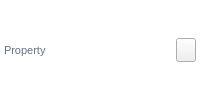
This is styleeditor/panels/stylepropertyrow.ui in daonvshu/qt-animated-widgets as Qt 5 draws it before an edit. The edited form follows.
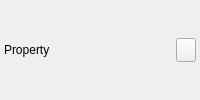
This is the edited form. Icons and pictures are not drawn. Custom widgets are drawn as their Qt base class.

Commit message: feat: add light and dark editor themes

```diff
--- a/styleeditor/panels/stylepropertyrow.ui
+++ b/styleeditor/panels/stylepropertyrow.ui
@@ -2,32 +2,64 @@
 <ui version="4.0">
  <class>StylePropertyRow</class>
  <widget class="QWidget" name="StylePropertyRow">
-  <property name="styleSheet"><string notr="true">QWidget#StylePropertyRow { background: transparent; }
-QLabel#nameLabel { color: #657084; font-size: 11px; background: transparent; }
-QLabel#nameLabel:disabled { color: #a8b1bf; }
-animatedwidgets--LineEdit[compactPropertyEditor="true"], animatedwidgets--ComboBox[compactPropertyEditor="true"] {
-    min-height: 22px; max-height: 24px; min-width: 0px; font-size: 11px;
-    qproperty-cornerRadius: 4; qproperty-contentPadding: 5;
+  <property name="editorControl" stdset="0"><bool>true</bool></property>
+  <property name="styleSheet">
+   <string notr="true">QWidget#StylePropertyRow[editorControl=&quot;true&quot;] {
+    background: transparent;
 }
-animatedwidgets--LineEdit[compactPropertyEditor="true"] { background: transparent; border: none; qproperty-borderVisible: true; }
-animatedwidgets--SpinBox[compactPropertyEditor="true"] {
-    min-height: 22px; max-height: 24px; min-width: 0px; font-size: 11px;
-    qproperty-cornerRadius: 4; qproperty-contentPadding: 4; qproperty-borderVisible: true;
+
+#StylePropertyRow[editorControl=&quot;true&quot;] QLabel#nameLabel[editorControl=&quot;true&quot;] {
+    font-size: 11px;
+    background: transparent;
 }
-animatedwidgets--BorderedButton#iconResourceButton {
-    font-size: 11px; qproperty-backgroundNormal: #f5f7fb; qproperty-borderNormal: #cbd3df;
-    qproperty-borderHover: #5b67f1; qproperty-contentNormal: #172033;
-    qproperty-contentHorizontalPadding: 5; qproperty-contentVerticalPadding: 0; qproperty-cornerRadius: 4;
+
+#StylePropertyRow[editorControl=&quot;true&quot;] animatedwidgets--LineEdit[compactPropertyEditor=&quot;true&quot;][editorControl=&quot;true&quot;],
+#StylePropertyRow[editorControl=&quot;true&quot;] animatedwidgets--ComboBox[compactPropertyEditor=&quot;true&quot;][editorControl=&quot;true&quot;] {
+    min-height: 22px;
+    max-height: 24px;
+    min-width: 0px;
+    font-size: 11px;
+    qproperty-cornerRadius: 4;
+    qproperty-contentPadding: 5;
 }
-animatedwidgets--BorderedButton#colorSwatch {
-    font-size: 10px; qproperty-borderNormal: #cbd3df; qproperty-borderHover: #5b67f1;
-    qproperty-contentNormal: #657084; qproperty-borderWidth: 1; qproperty-cornerRadius: 4;
-    qproperty-contentHorizontalPadding: 0; qproperty-contentVerticalPadding: 0;
+
+#StylePropertyRow[editorControl=&quot;true&quot;] animatedwidgets--LineEdit[compactPropertyEditor=&quot;true&quot;][editorControl=&quot;true&quot;] {
+    background: transparent;
+    border: none;
+    qproperty-borderVisible: true;
 }
-animatedwidgets--HoverIconButton#resetButton {
-    qproperty-backgroundHover: #eef0ff; qproperty-contentNormal: #7c879a; qproperty-contentHover: #5b67f1;
-    qproperty-animateContentColor: true; qproperty-iconHint: true; qproperty-cornerRadius: 4;
-}</string></property>
+
+#StylePropertyRow[editorControl=&quot;true&quot;] animatedwidgets--SpinBox[compactPropertyEditor=&quot;true&quot;][editorControl=&quot;true&quot;] {
+    min-height: 22px;
+    max-height: 24px;
+    min-width: 0px;
+    font-size: 11px;
+    qproperty-cornerRadius: 4;
+    qproperty-contentPadding: 4;
+    qproperty-borderVisible: true;
+}
+
+#StylePropertyRow[editorControl=&quot;true&quot;] animatedwidgets--BorderedButton#iconResourceButton[editorControl=&quot;true&quot;] {
+    font-size: 11px;
+    qproperty-contentHorizontalPadding: 5;
+    qproperty-contentVerticalPadding: 0;
+    qproperty-cornerRadius: 4;
+}
+
+#StylePropertyRow[editorControl=&quot;true&quot;] animatedwidgets--BorderedButton#colorSwatch[editorControl=&quot;true&quot;] {
+    font-size: 10px;
+    qproperty-borderWidth: 1;
+    qproperty-cornerRadius: 4;
+    qproperty-contentHorizontalPadding: 0;
+    qproperty-contentVerticalPadding: 0;
+}
+
+#StylePropertyRow[editorControl=&quot;true&quot;] animatedwidgets--HoverIconButton#resetButton[editorControl=&quot;true&quot;] {
+    qproperty-animateContentColor: true;
+    qproperty-iconHint: true;
+    qproperty-cornerRadius: 4;
+}</string>
+  </property>
   <layout class="QHBoxLayout" name="rowLayout" stretch="4,5,0">
    <property name="spacing"><number>6</number></property>
    <property name="leftMargin"><number>4</number></property><property name="topMargin"><number>3</number></property>
```
Left out of the diff: 3 changed lines with no effect on the pictures. The commit also changes 59 other files.
